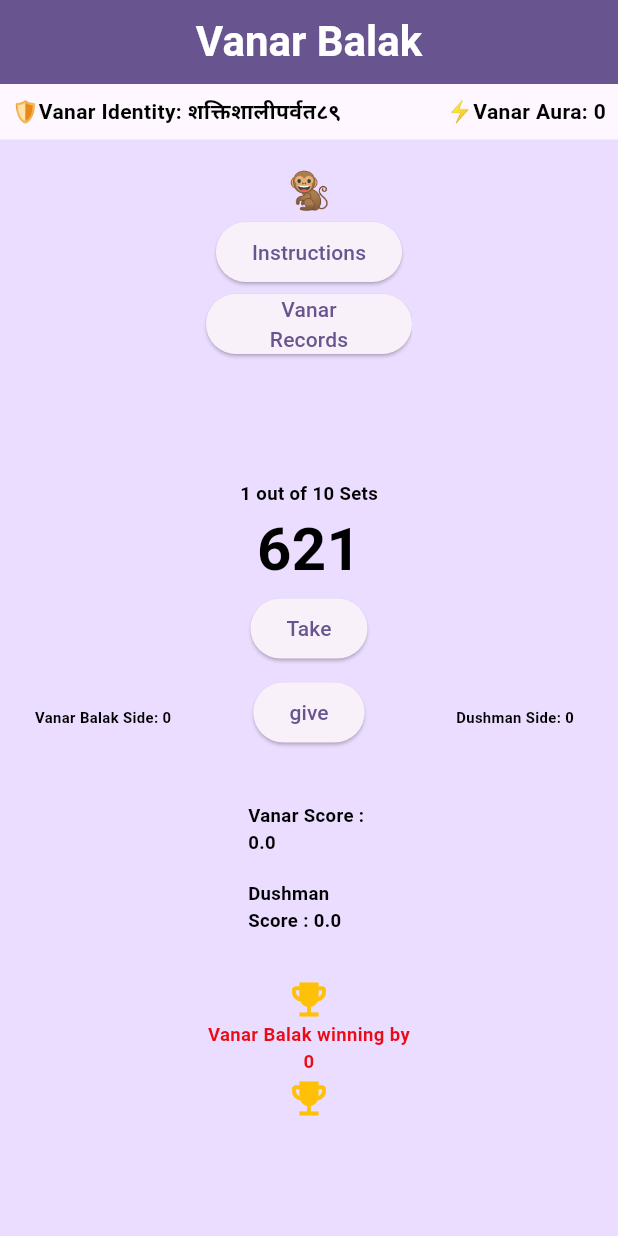
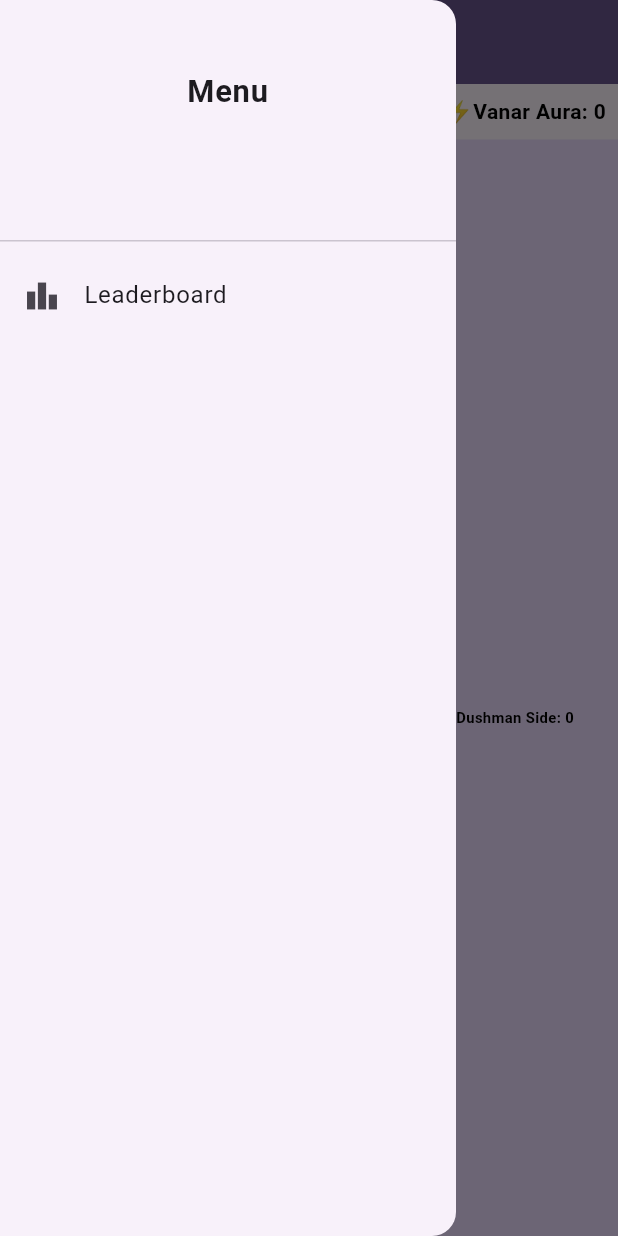
Before and after one commit to dheeraj2595/VanarBalak, a Flutter app: the screen it shows after launch, with the side drawer open (before the commit the screen has no drawer), on a phone screen of 412 x 824 dp. Run offline on Flutter 3.47's test engine with Material 3 defaults, Android fonts, the light colour scheme and no system bars; our stand-ins replace audioplayers.

Commit message:
added leaderboard and drawer

```diff
--- /dev/null
+++ b/lib/leaderBoardData.dart
@@ -0,0 +1,8 @@
+import 'package:vanarbalak/main.dart';
+
+class leaderBoardData {
+  final String leaderName;
+  final int leaderScore;
+
+  leaderBoardData({required this.leaderName, required this.leaderScore});
+}
--- a/lib/main.dart
+++ b/lib/main.dart
@@ -2,6 +2,7 @@ import 'package:flutter/material.dart';
 import 'dart:math';
 import 'package:provider/provider.dart';
 import 'package:audioplayers/audioplayers.dart';
+import 'package:vanarbalak/leaderBoardData.dart';
 import 'sounds.dart';
 
 void main() {
@@ -66,10 +67,14 @@ class gameState extends ChangeNotifier {
   int legendaryWinL = 0;
   int wipeOutL = 0;
   int gameScore = 0;
+  int leaderBoardScore = 0;
 
   gameState() {
     initializeGame();
   }
+
+  final List<leaderBoardData> _leaders = [];
+  List<leaderBoardData> get leaders => _leaders;
 
   final Random random = Random();
   double bellLike({int samples = 6}) {
@@ -140,6 +145,12 @@ class gameState extends ChangeNotifier {
     masterNumber = bellWithRareExtremes(1000);
     gameStats();
     notifyListeners();
+  }
+
+  void addLeader() {
+    _leaders.add(
+      leaderBoardData(leaderName: playerName, leaderScore: leaderBoardScore),
+    );
   }
 
   void computerPlay() {
@@ -234,6 +245,7 @@ class gameState extends ChangeNotifier {
       vanarBalakDigit = 0;
       computerDigit = 0;
       totalSet = totalSet + 1;
+      leaderBoardScore = playerFinalScore;
       moveHistory.clear();
       vanarNumberAdded.clear();
       computerNumberAdded.clear();
@@ -401,6 +413,36 @@ class _MyHomePageState extends State<MyHomePage> {
         ),
         backgroundColor: theme.colorScheme.primary,
         centerTitle: true,
+      ),
+      drawer: Drawer(
+        child: ListView(
+          children: [
+            DrawerHeader(
+              child: Padding(
+                padding: const EdgeInsets.all(30.0),
+                child: Text(
+                  "Menu",
+                  textAlign: TextAlign.center,
+                  style: TextStyle(
+                    fontWeight: FontWeight.bold,
+                    fontSize: MediaQuery.of(context).size.width * 0.05,
+                  ),
+                ),
+              ),
+            ),
+            ListTile(
+              leading: Icon(Icons.leaderboard),
+              title: Text("Leaderboard"),
+              onTap: () {
+                Navigator.pop(context);
+                Navigator.push(
+                  context,
+                  MaterialPageRoute(builder: (context) => const leaderBoard()),
+                );
+              },
+            ),
+          ],
+        ),
       ),
       body: Column(
         children: [
@@ -1053,3 +1095,41 @@ class matchStats extends StatelessWidget {
     );
   }
 }
+
+class leaderBoard extends StatelessWidget {
+  const leaderBoard({super.key});
+
+  @override
+  Widget build(BuildContext context) {
+    final theme = Theme.of(context);
+    final leaders = context.read<gameState>().leaders;
+
+    return Scaffold(
+      appBar: AppBar(
+        title: Text(
+          "Vanar Balak",
+          style: TextStyle(
+            fontSize: theme.textTheme.headlineMedium!.fontSize,
+            fontWeight: FontWeight.bold,
+            color: theme.colorScheme.onPrimary,
+          ),
+        ),
+        backgroundColor: theme.colorScheme.primary,
+        centerTitle: true,
+      ),
+      body: leaders.isEmpty
+          ? const Center(child: Text("No scores yet"))
+          : ListView.builder(
+              itemCount: leaders.length,
+              itemBuilder: (context, index) {
+                final leader = leaders[index];
+                return ListTile(
+                  leading: Text("#${index + 1}"),
+                  title: Text(leader.leaderName),
+                  trailing: Text(leader.leaderScore.toString()),
+                );
+              },
+            ),
+    );
+  }
+}
```
